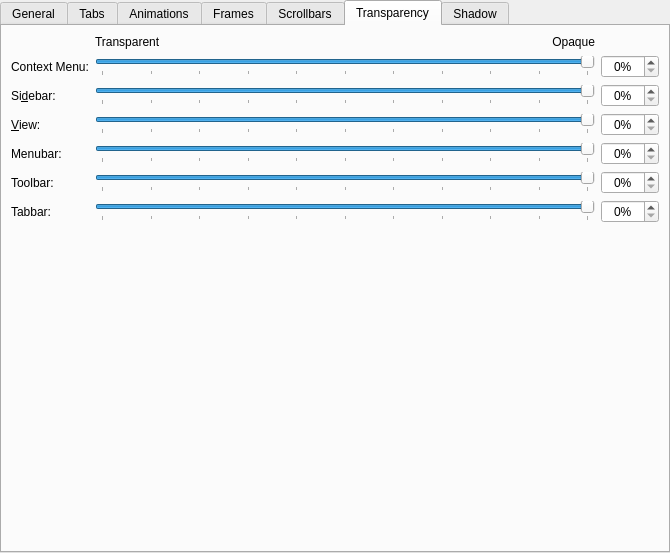
The window that kstyle/config/ui/darklystyleconfig.ui (Bali10050/Darkly) describes before a commit, drawn with Qt 5.
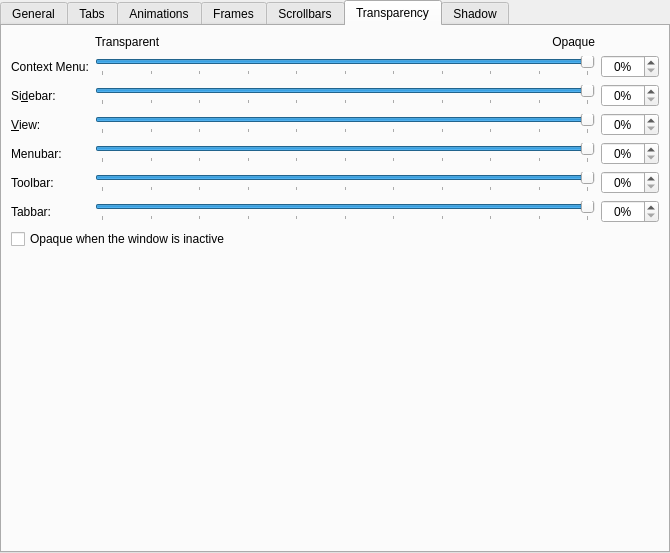
The same window after the commit. The open tabs and pages were chosen to show the change. Custom widgets are drawn as their Qt base class.

Commit message: Add option to make translucent areas opaque while the window is inactive

```diff
--- a/kstyle/config/ui/darklystyleconfig.ui
+++ b/kstyle/config/ui/darklystyleconfig.ui
@@ -1485,7 +1485,17 @@
          </property>
         </widget>
        </item>
-       <item row="7" column="0">
+       <item row="7" column="0" colspan="3">
+        <widget class="QCheckBox" name="_opaqueInactiveWindows">
+         <property name="toolTip">
+          <string>Paint the translucent areas above fully opaque while their window is not focused</string>
+         </property>
+         <property name="text">
+          <string>Opaque when the window is inactive</string>
+         </property>
+        </widget>
+       </item>
+       <item row="8" column="0">
         <spacer name="verticalSpacer_2">
          <property name="orientation">
           <enum>Qt::Orientation::Vertical</enum>
```
The commit also changes 8 other files.
